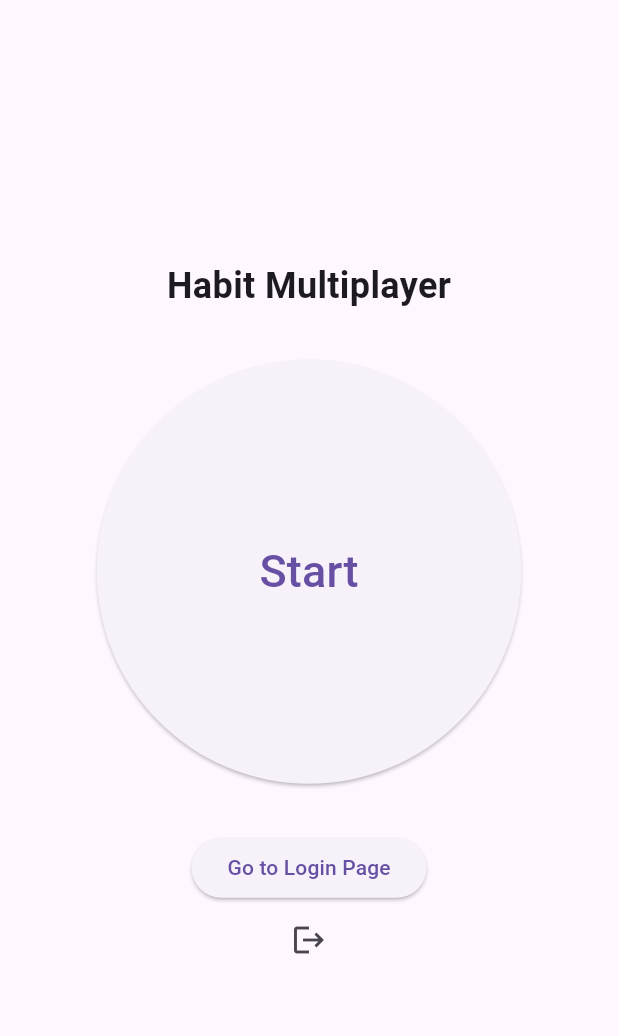
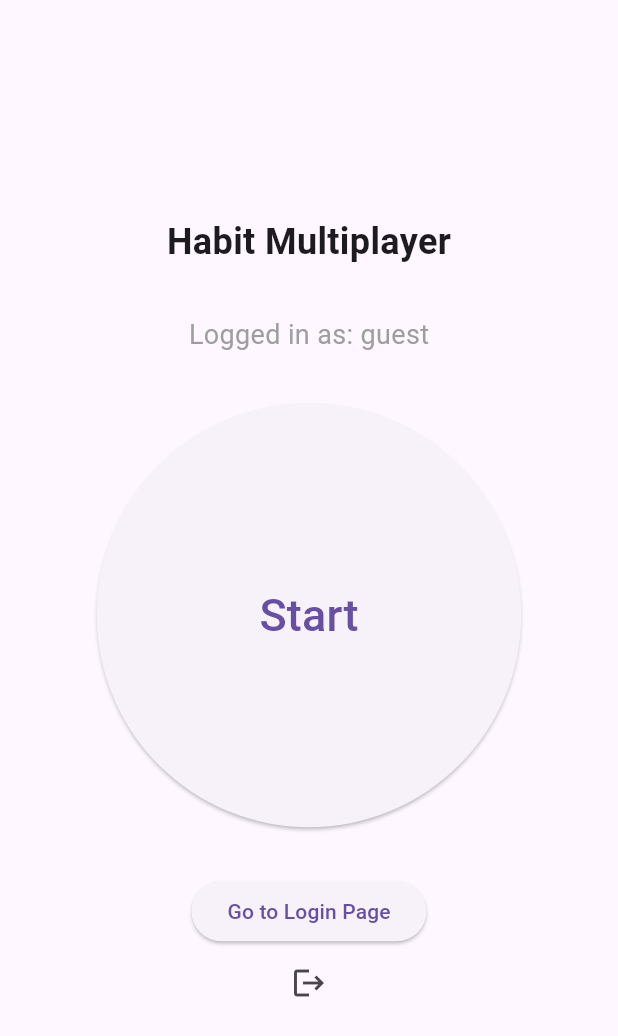
Before and after one commit to C24-S60348/habitmultiplayer, a Flutter app: the screen it shows after launch, on a phone screen of 412 x 824 dp. Shown: the top 1036 px of the screen. Run offline on Flutter 3.47's test engine with Material 3 defaults, Android fonts, the light colour scheme and no system bars; our stand-ins replace flutter_html, shared_preferences, web, webview_flutter; missing offline and left inert: dart:html, flutter_html_iframe.

Commit message:
logged in user, and website fix

```diff
--- a/lib/main.dart
+++ b/lib/main.dart
@@ -34,9 +34,21 @@ class SplashScreen extends StatefulWidget {
 }
 
 class _SplashScreenState extends State<SplashScreen> {
+  String loggedInUser = '';
+
   @override
   void initState() {
     super.initState();
+    _getLoggedInUser();
+  }
+
+  // Method to fetch logged-in user from SharedPreferences
+  Future<void> _getLoggedInUser() async {
+    final prefs = await SharedPreferences.getInstance();
+    final username = prefs.getString('loggedInUsername') ?? 'guest';
+    setState(() {
+      loggedInUser = username; // Display a default if not logged in
+    });
   }
 
   @override
@@ -52,11 +64,14 @@ class _SplashScreenState extends State<SplashScreen> {
                 style: TextStyle(fontSize: 24, fontWeight: FontWeight.bold),
               ),
               SizedBox(height: 32), // Spacing
+                Text(
+                  'Logged in as: $loggedInUser',
+                  style: TextStyle(fontSize: 18, color: Colors.grey),
+                ),
+              SizedBox(height: 32), // Spacing
               ElevatedButton(
                 onPressed: () {
-                  Navigator.of(
-                    context,
-                  ).push(MaterialPageRoute(builder: (context) => HomePage()));
+                  Navigator.of(context).push(MaterialPageRoute(builder: (context) => HomePage()));
                 },
                 style: ElevatedButton.styleFrom(
                   shape: CircleBorder(),
@@ -69,9 +84,7 @@ class _SplashScreenState extends State<SplashScreen> {
                 onPressed: () {
                   Navigator.of(context).push(
                     MaterialPageRoute(
-                      builder:
-                          (context) =>
-                              LoginPage(), // Assuming LoginPage is defined
+                      builder: (context) => LoginPage(), // Assuming LoginPage is defined
                     ),
                   );
                 },
@@ -81,7 +94,7 @@ class _SplashScreenState extends State<SplashScreen> {
                 icon: Icon(Icons.logout),
                 onPressed: () async {
                   final prefs = await SharedPreferences.getInstance();
-                  await prefs.remove('loggedInUsername');
+                  await prefs.remove('loggedInUsername'); // Clear the logged-in user
                   Navigator.of(context).pushReplacement(
                     MaterialPageRoute(builder: (_) => LoginPage()),
                   );
@@ -94,7 +107,6 @@ class _SplashScreenState extends State<SplashScreen> {
     );
   }
 }
-
 //--------Login page
 class LoginPage extends StatefulWidget {
   const LoginPage({super.key});
@@ -481,6 +493,7 @@ class _InsidePageState extends State<InsidePage>
           preferredSize: const Size.fromHeight(30.0), // Smaller height
           child: TabBar(
             controller: _tabController,
+            physics: const NeverScrollableScrollPhysics(),
             indicatorSize: TabBarIndicatorSize.label,
             tabs: const [
               Tab(
@@ -509,13 +522,10 @@ class _InsidePageState extends State<InsidePage>
       ),
       body: TabBarView(
         controller: _tabController,
+        physics: NeverScrollableScrollPhysics(),
         children: [
-          InteractiveViewer(
-            child: _webIframeView, // Wrap WebIframeView with InteractiveViewer
-            boundaryMargin: EdgeInsets.all(20.0),
-            minScale: 0.1,
-            maxScale: 1.0,
-          ),
+          _webIframeView,
+
           NotesPage(title: widget.title), // NotesPage for the second tab
         ],
       ),
```
